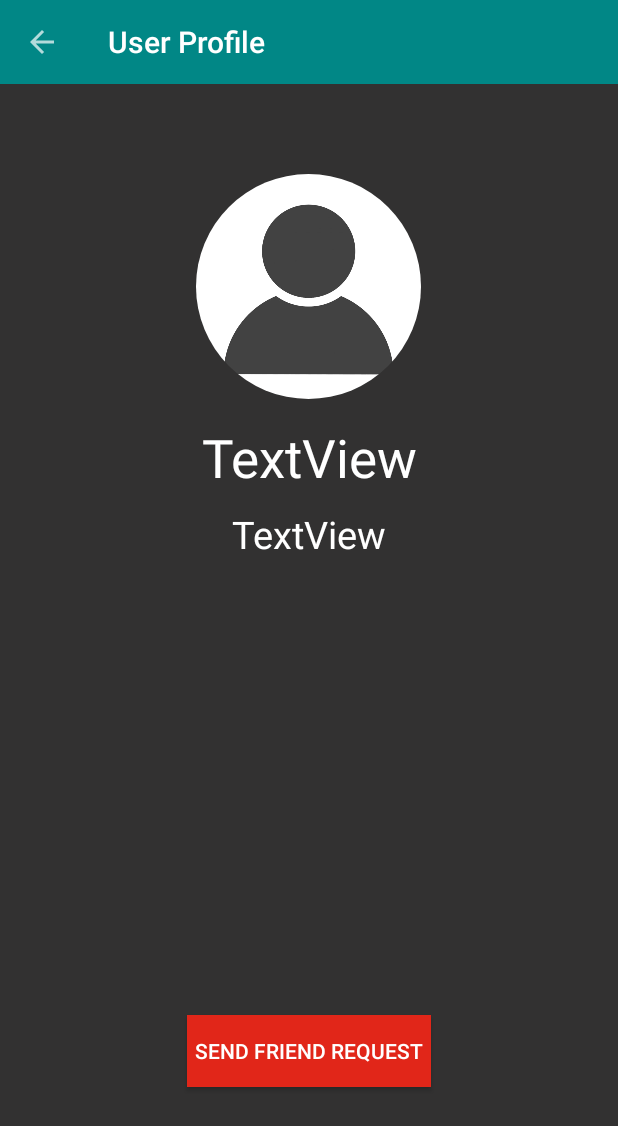
After one commit to GameOnAnil/ChatAppProject, an Android app: the UserProfile screen opened directly, with no data from a screen before it, on a phone screen of 412 x 824 dp. The commit adds this screen. Shown: the top 1126 px of the screen. Run offline under Robolectric (Android 15) with nearby library versions, the phone set to English and light mode, and no system bars; our stand-ins replace CircleImageView, Firebase (no records; nobody signed in at launch, a user with empty details on screens opened directly), Picasso.

Commit message:
Added Friend request sent and cancel frined request in UserProfile activity;

```diff
--- a/app/src/main/AndroidManifest.xml
+++ b/app/src/main/AndroidManifest.xml
@@ -13,7 +13,8 @@
         android:roundIcon="@mipmap/ic_launcher_round"
         android:supportsRtl="true"
         android:theme="@style/AppTheme">
-        <activity android:name=".AllUserActivity"></activity>
+        <activity android:name=".UserProfile"></activity>
+        <activity android:name=".AllUserActivity" />
         <activity android:name=".EditProfile" />
         <activity android:name=".CreateProfile" />
         <activity android:name=".LogInPage" />
--- /dev/null
+++ b/app/src/main/java/com/example/chatappproject/UserProfile.java
@@ -0,0 +1,179 @@
+package com.example.chatappproject;
+
+import androidx.annotation.NonNull;
+import androidx.appcompat.app.AppCompatActivity;
+import androidx.appcompat.widget.Toolbar;
+
+import android.content.Intent;
+import android.os.Bundle;
+import android.util.Log;
+import android.view.MenuItem;
+import android.view.View;
+import android.widget.Button;
+import android.widget.TextView;
+import android.widget.Toast;
+
+import com.google.android.gms.tasks.OnFailureListener;
+import com.google.android.gms.tasks.OnSuccessListener;
+import com.google.firebase.auth.FirebaseAuth;
+import com.google.firebase.auth.FirebaseUser;
+import com.google.firebase.database.DataSnapshot;
+import com.google.firebase.database.DatabaseError;
+import com.google.firebase.database.DatabaseReference;
+import com.google.firebase.database.FirebaseDatabase;
+import com.google.firebase.database.ValueEventListener;
+import com.squareup.picasso.Picasso;
+
+import de.hdodenhof.circleimageview.CircleImageView;
+
+public class UserProfile extends AppCompatActivity {
+    private static final String TAG = "UserProfile";
+    CircleImageView mImageView;
+    TextView mUsername;
+    TextView mStatus;
+    Button mFriendRequest;
+    String clickedUserId;
+
+    FirebaseDatabase db;
+
+    DatabaseReference mPressedUserRef;
+    DatabaseReference mDatabaseReference;
+    FirebaseUser mCurrentUser;
+
+    String mUser_state;
+
+    @Override
+    protected void onCreate(Bundle savedInstanceState) {
+
+        super.onCreate(savedInstanceState);
+        setContentView(R.layout.activity_user_profile);
+
+        Toolbar toolbar = findViewById(R.id.toolbar_user_profile);
+        toolbar.setTitle("User Profile");
+        setSupportActionBar(toolbar);
+        getSupportActionBar().setDisplayShowHomeEnabled(true);
+        getSupportActionBar().setDisplayHomeAsUpEnabled(true);
+
+        mImageView = findViewById(R.id.image_user_profile);
+        mUsername = findViewById(R.id.username_userprofile  );
+        mStatus = findViewById(R.id.status_userprofile);
+        mFriendRequest =findViewById(R.id.friendRequest_btn);
+
+        Intent intent = getIntent();
+        clickedUserId = intent.getStringExtra("userId");
+
+        mUser_state = "not_friends";
+        db = FirebaseDatabase.getInstance();
+        mCurrentUser = FirebaseAuth.getInstance().getCurrentUser();
+
+        String currentUid = mCurrentUser.getUid();
+        Log.d(TAG, "onCreate: clickedUserId"+clickedUserId);
+        Log.d(TAG, "onCreate: currentUid"+currentUid);
+
+        initUserData();
+
+        mFriendRequest.setOnClickListener(new View.OnClickListener() {
+            @Override
+            public void onClick(View view) {
+                mFriendRequest.setEnabled(false);
+                if(mUser_state=="not_friends"){
+                    mDatabaseReference = db.getReference().child("Friend Request").child(mCurrentUser.getUid()).child(clickedUserId).child("request_type");
+                    mDatabaseReference.setValue("sent").addOnSuccessListener(new OnSuccessListener<Void>() {
+                        @Override
+                        public void onSuccess(Void aVoid) {
+                            mDatabaseReference = db.getReference().child("Friend Request").child(clickedUserId).child(mCurrentUser.getUid()).child("request_type");
+                            mDatabaseReference.setValue("received").addOnSuccessListener(new OnSuccessListener<Void>() {
+                                @Override
+                                public void onSuccess(Void aVoid) {
+                                    mFriendRequest.setEnabled(true);
+                                    mUser_state = "req_sent";
+                                    mFriendRequest.setText("Cancel Friend Request");
+                                    Log.d(TAG, "onSuccess: Request sent successfully");
+                                }
+                            });
+
+                        }
+                    }).addOnFailureListener(new OnFailureListener() {
+                        @Override
+                        public void onFailure(@NonNull Exception e) {
+                            mFriendRequest.setEnabled(true);
+                            Toast.makeText(UserProfile.this, "failure due to "+e, Toast.LENGTH_SHORT).show();
+                            Log.d(TAG, "onFailure: "+e);
+                        }
+                    });
+                }
+
+                if(mUser_state == "req_sent"){
+                    mDatabaseReference = db.getReference().child("Friend Request").child(mCurrentUser.getUid()).child(clickedUserId);
+                    mDatabaseReference.removeValue().addOnSuccessListener(new OnSuccessListener<Void>() {
+                        @Override
+                        public void onSuccess(Void aVoid) {
+
+                            mDatabaseReference = db.getReference().child("Friend Request").child(clickedUserId).child(mCurrentUser.getUid());
+                            mDatabaseReference.removeValue().addOnSuccessListener(new OnSuccessListener<Void>() {
+                                @Override
+                                public void onSuccess(Void aVoid) {
+
+                                    mFriendRequest.setEnabled(true);
+                                    mFriendRequest.setText("Send Friend Request");
+                                    mUser_state = "not_friends";
+                                    Log.d(TAG, "onSuccess: Request deleted");
+
+
+                                }
+                            });
+
+                        }
+                    });
+
+                }
+
+
+
+            }
+        });
+
+
+    }
+
+    @Override
+    public boolean onOptionsItemSelected(@NonNull MenuItem item) {
+        switch (item.getItemId()){
+            case android.R.id.home:
+                finish();
+                return true;
+
+            default:
+                return super.onOptionsItemSelected(item);
+        }
+
+    }
+
+    private void initUserData() {
+        mPressedUserRef = FirebaseDatabase.getInstance().getReference().child("User").child(clickedUserId);
+
+        mPressedUserRef.addValueEventListener(new ValueEventListener() {
+            @Override
+            public void onDataChange(@NonNull DataSnapshot snapshot) {
+                if(snapshot.exists()){
+                    String username = snapshot.child("username").getValue().toString();
+                    String status = snapshot.child("status").getValue().toString();
+                    String imageUri = snapshot.child("image").getValue().toString();
+
+                    mUsername.setText(username);
+                    mStatus.setText(status);
+
+                    if(!imageUri.isEmpty()){
+                        Picasso.get().load(imageUri).into(mImageView);
+                    }
+
+                }
+            }
+
+            @Override
+            public void onCancelled(@NonNull DatabaseError error) {
+
+            }
+        });
+    }
+}
--- /dev/null
+++ b/app/src/main/res/layout/activity_user_profile.xml
@@ -0,0 +1,72 @@
+<?xml version="1.0" encoding="utf-8"?>
+<androidx.constraintlayout.widget.ConstraintLayout xmlns:android="http://schemas.android.com/apk/res/android"
+    xmlns:app="http://schemas.android.com/apk/res-auto"
+    xmlns:tools="http://schemas.android.com/tools"
+    android:layout_width="match_parent"
+    android:layout_height="match_parent"
+    tools:context=".UserProfile"
+    android:background="@color/darkBackground">
+
+
+    <include
+        android:id="@+id/toolbar_user_profile"
+        layout="@layout/toolbar_layout"
+        app:layout_constraintEnd_toEndOf="parent"
+        app:layout_constraintStart_toStartOf="parent"
+        app:layout_constraintTop_toTopOf="parent" />
+
+    <de.hdodenhof.circleimageview.CircleImageView
+        android:id="@+id/image_user_profile"
+        android:layout_width="150dp"
+        android:layout_height="150dp"
+        android:layout_marginTop="60dp"
+        android:src="@drawable/profile"
+        app:layout_constraintEnd_toEndOf="parent"
+
+        app:layout_constraintHorizontal_bias="0.498"
+        app:layout_constraintStart_toStartOf="parent"
+        app:layout_constraintTop_toBottomOf="@+id/toolbar_user_profile" />
+
+    <TextView
+        android:id="@+id/username_userprofile"
+        android:layout_width="wrap_content"
+        android:layout_height="wrap_content"
+        android:layout_marginTop="15dp"
+        android:text="TextView"
+        android:textAlignment="center"
+        android:textColor="#fff"
+        android:textSize="35sp"
+        app:layout_constraintEnd_toEndOf="parent"
+        app:layout_constraintStart_toStartOf="parent"
+        app:layout_constraintTop_toBottomOf="@+id/image_user_profile" />
+
+    <TextView
+        android:id="@+id/status_userprofile"
+        android:layout_width="wrap_content"
+        android:layout_height="wrap_content"
+        android:layout_marginStart="8dp"
+        android:layout_marginTop="10dp"
+        android:layout_marginEnd="8dp"
+        android:text="TextView"
+        android:textColor="#fff"
+        android:textSize="25sp"
+        app:layout_constraintEnd_toEndOf="parent"
+        app:layout_constraintStart_toStartOf="parent"
+        app:layout_constraintTop_toBottomOf="@+id/username_userprofile" />
+
+    <Button
+        android:id="@+id/friendRequest_btn"
+        android:layout_width="wrap_content"
+        android:layout_height="wrap_content"
+        android:layout_marginTop="232dp"
+        android:background="@color/reddishOrange"
+        android:padding="5dp"
+        android:text="Send Friend Request"
+        android:textColor="#fff"
+        app:layout_constraintBottom_toBottomOf="parent"
+        app:layout_constraintEnd_toEndOf="parent"
+        app:layout_constraintStart_toStartOf="parent"
+        app:layout_constraintTop_toBottomOf="@+id/status_userprofile"
+        app:layout_constraintVertical_bias="0.417" />
+
+</androidx.constraintlayout.widget.ConstraintLayout>
--- a/app/src/main/res/values/colors.xml
+++ b/app/src/main/res/values/colors.xml
@@ -3,4 +3,7 @@
     <color name="colorPrimary">@color/colorAccent</color>
     <color name="colorPrimaryDark">@color/colorAccent</color>
     <color name="colorAccent">#03DAC5</color>
+
+    <color name="darkBackground">#323131</color>
+    <color name="reddishOrange">#E12619</color>
 </resources>
```
Also changed, not shown: app/src/main/java/com/example/chatappproject/AllUserActivity.java (+26 -2 lines), app/src/main/java/com/example/chatappproject/AllUserAdapter.java (+20 -2 lines).
